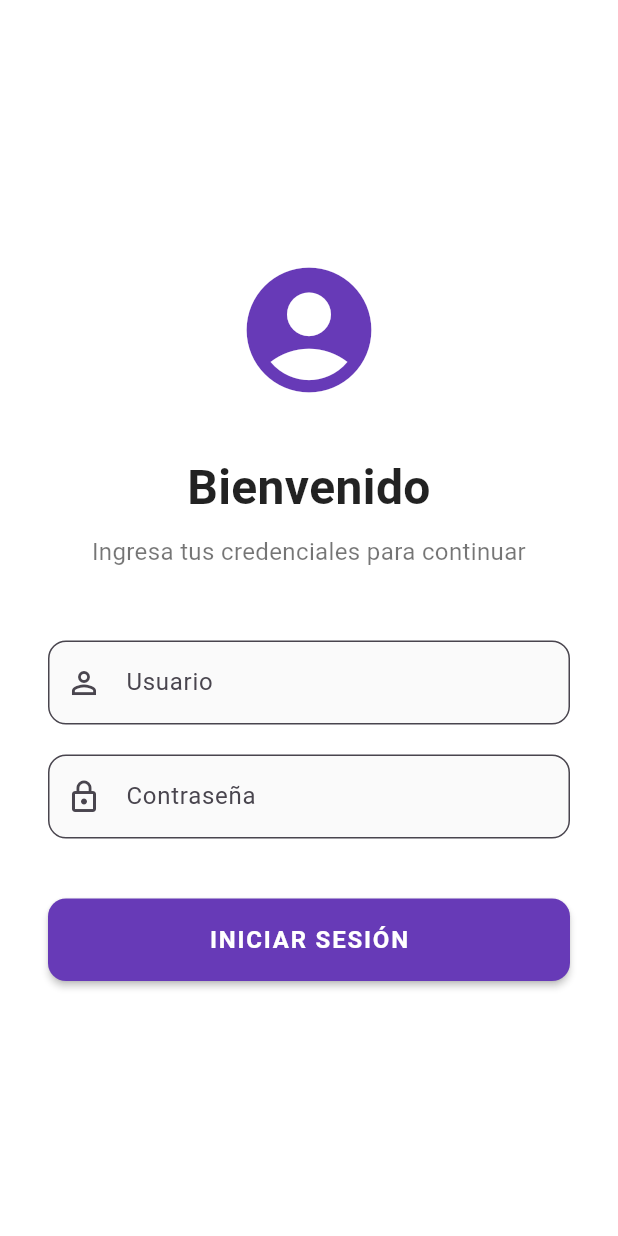
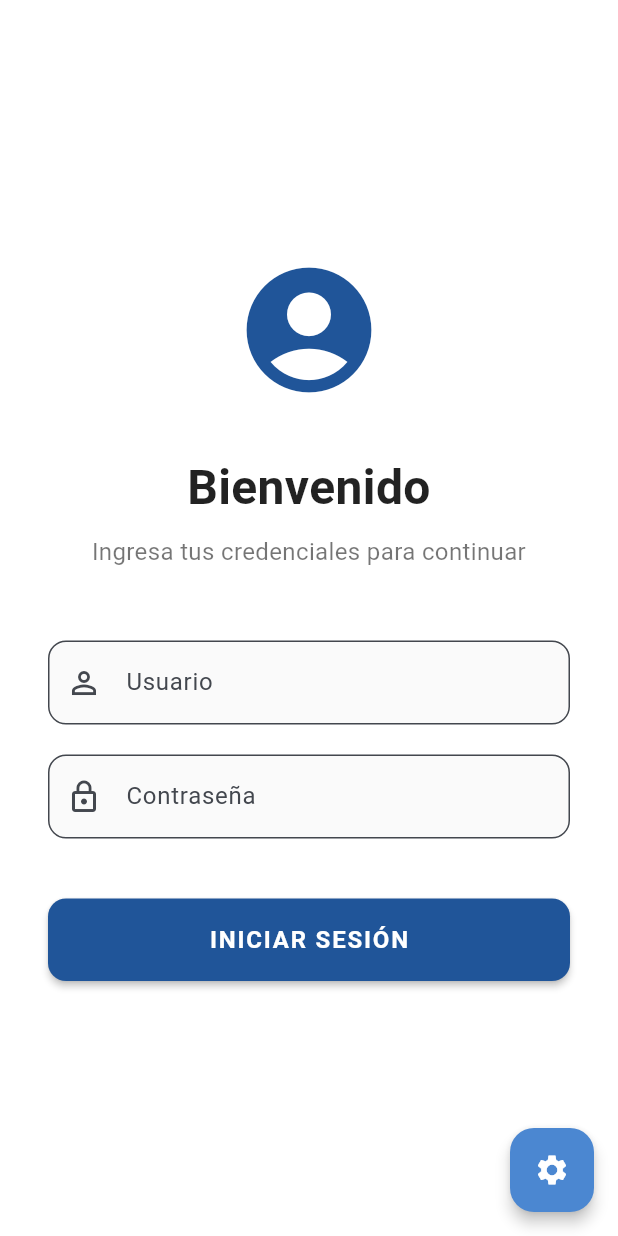
Before and after one commit to pinponross/openclaw_test, a Flutter app: the screen it shows after launch, on a phone screen of 412 x 824 dp. Run offline on Flutter 3.47's test engine with Material 3 defaults, Android fonts, the phone set to English and light mode, and no system bars.

Commit message:
feat: colores primario, secundario y pantalla de configuracion

```diff
--- a/lib/login_screen.dart
+++ b/lib/login_screen.dart
@@ -1,4 +1,5 @@
 import 'package:flutter/material.dart';
+import 'config_app_screen.dart';
 
 class LoginScreen extends StatefulWidget {
   const LoginScreen({super.key});
@@ -33,6 +34,9 @@ class _LoginScreenState extends State<LoginScreen> {
 
   @override
   Widget build(BuildContext context) {
+    // Tomamos el color primario del tema (#205599 configurado en main)
+    final primaryColor = Theme.of(context).colorScheme.primary;
+
     return Scaffold(
       backgroundColor: Colors.white,
       body: SafeArea(
@@ -44,10 +48,10 @@ class _LoginScreenState extends State<LoginScreen> {
               crossAxisAlignment: CrossAxisAlignment.stretch,
               children: [
                 // Icono o Logo de la aplicación
-                const Icon(
+                Icon(
                   Icons.account_circle,
                   size: 100,
-                  color: Colors.deepPurple,
+                  color: primaryColor,
                 ),
                 const SizedBox(height: 32),
 
@@ -111,7 +115,7 @@ class _LoginScreenState extends State<LoginScreen> {
                 ElevatedButton(
                   onPressed: _handleLogin,
                   style: ElevatedButton.styleFrom(
-                    backgroundColor: Colors.deepPurple,
+                    backgroundColor: primaryColor,
                     foregroundColor: Colors.white,
                     padding: const EdgeInsets.symmetric(vertical: 16),
                     shape: RoundedRectangleBorder(
@@ -133,6 +137,22 @@ class _LoginScreenState extends State<LoginScreen> {
           ),
         ),
       ),
+      // Botón flotante para acceder a la configuración
+      floatingActionButton: FloatingActionButton(
+        onPressed: () {
+          Navigator.of(context).push(
+            MaterialPageRoute(
+              builder: (context) => const ConfigAppScreen(),
+            ),
+          );
+        },
+        backgroundColor: Theme.of(context).colorScheme.secondary, // Variante clara del color primario
+        foregroundColor: Colors.white,
+        tooltip: 'Configuración',
+        elevation: 4,
+        child: const Icon(Icons.settings),
+      ),
+      floatingActionButtonLocation: FloatingActionButtonLocation.endFloat,
     );
   }
 }
--- a/lib/main.dart
+++ b/lib/main.dart
@@ -10,12 +10,22 @@ class MyApp extends StatelessWidget {
 
   @override
   Widget build(BuildContext context) {
+    // Color Primario: #205599 (Azul oscuro)
+    // Color Secundario: Variante clara del color primario
+    const Color primaryColor = Color(0xFF205599);
+    const Color secondaryColor = Color(0xFF4B87D1); // Tono más claro
+
     return MaterialApp(
       title: 'OpenClaw App',
       debugShowCheckedModeBanner: false,
       theme: ThemeData(
-        colorScheme: ColorScheme.fromSeed(seedColor: Colors.deepPurple),
+        colorScheme: ColorScheme.fromSeed(
+          seedColor: primaryColor,
+          primary: primaryColor,
+          secondary: secondaryColor,
+        ),
         useMaterial3: true,
+        primaryColor: primaryColor,
       ),
       home: const LoginScreen(),
     );
```
Also changed, not shown: lib/config_app_screen.dart (added, +121 -0 lines).
